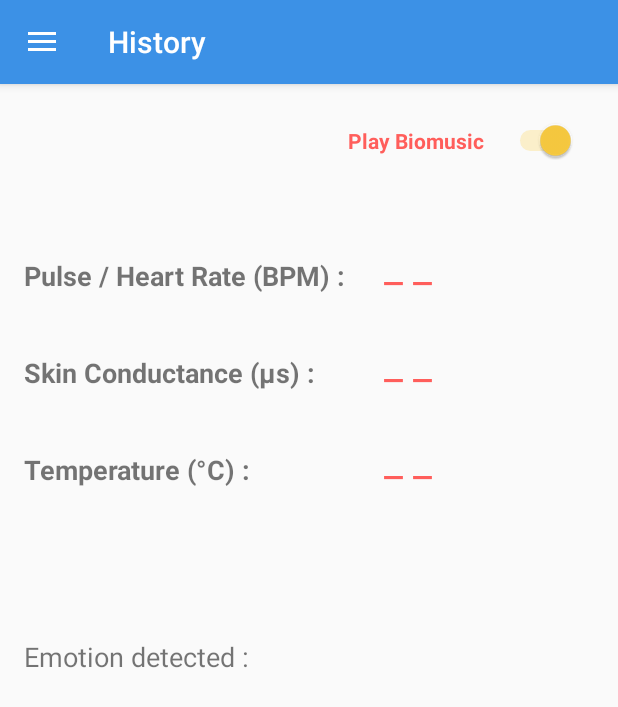
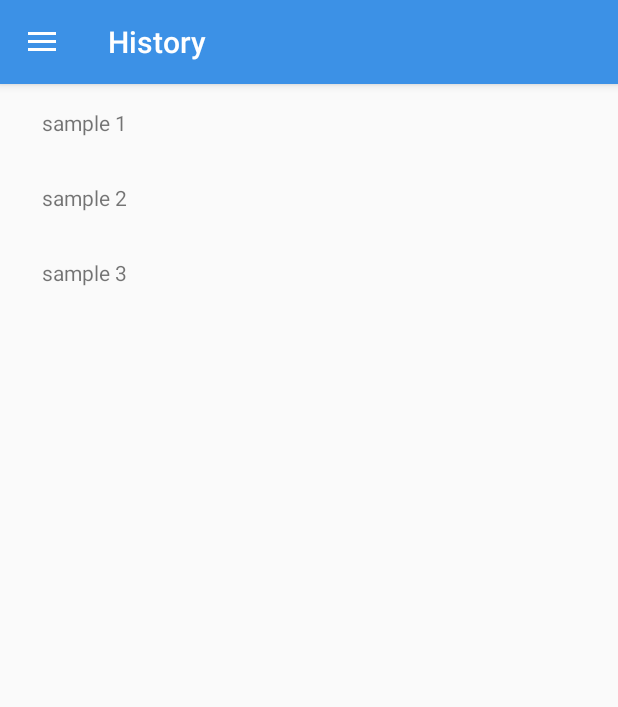
Before and after one commit to CecileRobertMichon/BioMusic, an Android app: the HistoryActivity screen opened directly, with no data from a screen before it, on a phone screen of 412 x 824 dp. Shown: the top 707 px of the screen. Run offline under Robolectric (Android 15) with nearby library versions, the phone set to English and light mode, and no system bars.

Commit message:
Fixed bug start/stop music and added history list adapter

```diff
--- a/app/build.gradle
+++ b/app/build.gradle
@@ -32,6 +32,7 @@ dependencies {
     compile 'com.android.support:appcompat-v7:24.2.1'
     compile 'com.android.support:design:24.2.1'
     compile 'com.android.support:support-v4:24.2.1'
+    compile 'com.android.support:recyclerview-v7:24.0.+'
     testCompile 'junit:junit:4.12'
 }
 
--- a/app/src/main/java/com/dp/cecile/biomusic/HistoryActivity.java
+++ b/app/src/main/java/com/dp/cecile/biomusic/HistoryActivity.java
@@ -7,7 +7,8 @@ import android.support.v4.view.GravityCompat;
 import android.support.v4.widget.DrawerLayout;
 import android.support.v7.app.ActionBarDrawerToggle;
 import android.support.v7.app.AppCompatActivity;
-import android.support.v7.widget.Toolbar;
+import android.support.v7.widget.LinearLayoutManager;
+import android.support.v7.widget.RecyclerView;
 import android.view.MenuItem;
 import android.view.View;
 import android.widget.AdapterView;
@@ -24,11 +25,30 @@ public class HistoryActivity extends AppCompatActivity {
     private CharSequence mTitle;
     private String[] mFragmentTitles;
 
+    private RecyclerView mRecyclerView;
+    private RecyclerView.Adapter mAdapter;
+    private RecyclerView.LayoutManager mLayoutManager;
+
     @Override
     protected void onCreate(Bundle savedInstanceState) {
 
         super.onCreate(savedInstanceState);
-        setContentView(R.layout.activity_main);
+        setContentView(R.layout.activity_history);
+        mRecyclerView = (RecyclerView) findViewById(R.id.recycler_view);
+
+        // use this setting to improve performance if you know that changes
+        // in content do not change the layout size of the RecyclerView
+        mRecyclerView.setHasFixedSize(true);
+
+        // use a linear layout manager
+        mLayoutManager = new LinearLayoutManager(this);
+        mRecyclerView.setLayoutManager(mLayoutManager);
+
+        // specify an adapter (see also next example)
+        //TODO replace by data
+        String[] myList = {"sample 1", "sample 2", "sample 3"};
+        mAdapter = new HistoryAdapter(myList);
+        mRecyclerView.setAdapter(mAdapter);
 
         mTitle = mDrawerTitle = getTitle();
         mFragmentTitles = new String[2];
--- /dev/null
+++ b/app/src/main/java/com/dp/cecile/biomusic/HistoryAdapter.java
@@ -0,0 +1,99 @@
+/*
+* Copyright (C) 2014 The Android Open Source Project
+*
+* Licensed under the Apache License, Version 2.0 (the "License");
+* you may not use this file except in compliance with the License.
+* You may obtain a copy of the License at
+*
+*      http://www.apache.org/licenses/LICENSE-2.0
+*
+* Unless required by applicable law or agreed to in writing, software
+* distributed under the License is distributed on an "AS IS" BASIS,
+* WITHOUT WARRANTIES OR CONDITIONS OF ANY KIND, either express or implied.
+* See the License for the specific language governing permissions and
+* limitations under the License.
+*/
+
+package com.dp.cecile.biomusic;
+
+import android.support.v7.widget.RecyclerView;
+import android.util.Log;
+import android.view.LayoutInflater;
+import android.view.View;
+import android.view.ViewGroup;
+import android.widget.TextView;
+
+import com.dp.cecile.biomusic.R;
+
+/**
+ * Provide views to RecyclerView with data from mDataSet.
+ */
+public class HistoryAdapter extends RecyclerView.Adapter<HistoryAdapter.ViewHolder> {
+    private static final String TAG = "HistoryAdapter";
+
+    private String[] mDataSet;
+
+    // BEGIN_INCLUDE(recyclerViewSampleViewHolder)
+    /**
+     * Provide a reference to the type of views that you are using (custom ViewHolder)
+     */
+    public static class ViewHolder extends RecyclerView.ViewHolder {
+        private final TextView textView;
+
+        public ViewHolder(View v) {
+            super(v);
+            // Define click listener for the ViewHolder's View.
+            v.setOnClickListener(new View.OnClickListener() {
+                @Override
+                public void onClick(View v) {
+                    Log.d(TAG, "Element " + getAdapterPosition() + " clicked.");
+                }
+            });
+            textView = (TextView) v.findViewById(R.id.history_item_date);
+        }
+
+        public TextView getTextView() {
+            return textView;
+        }
+    }
+    // END_INCLUDE(recyclerViewSampleViewHolder)
+
+    /**
+     * Initialize the dataset of the Adapter.
+     *
+     * @param dataSet String[] containing the data to populate views to be used by RecyclerView.
+     */
+    public HistoryAdapter(String[] dataSet) {
+        mDataSet = dataSet;
+    }
+
+    // BEGIN_INCLUDE(recyclerViewOnCreateViewHolder)
+    // Create new views (invoked by the layout manager)
+    @Override
+    public ViewHolder onCreateViewHolder(ViewGroup viewGroup, int viewType) {
+        // Create a new view.
+        View v = LayoutInflater.from(viewGroup.getContext())
+                .inflate(R.layout.history_item, viewGroup, false);
+
+        return new ViewHolder(v);
+    }
+    // END_INCLUDE(recyclerViewOnCreateViewHolder)
+
+    // BEGIN_INCLUDE(recyclerViewOnBindViewHolder)
+    // Replace the contents of a view (invoked by the layout manager)
+    @Override
+    public void onBindViewHolder(ViewHolder viewHolder, final int position) {
+        Log.d(TAG, "Element " + position + " set.");
+
+        // Get element from your dataset at this position and replace the contents of the view
+        // with that element
+        viewHolder.getTextView().setText(mDataSet[position]);
+    }
+    // END_INCLUDE(recyclerViewOnBindViewHolder)
+
+    // Return the size of your dataset (invoked by the layout manager)
+    @Override
+    public int getItemCount() {
+        return mDataSet.length;
+    }
+}
--- a/app/src/main/java/com/dp/cecile/biomusic/MainActivity.java
+++ b/app/src/main/java/com/dp/cecile/biomusic/MainActivity.java
@@ -275,8 +275,6 @@ public class MainActivity extends AppCompatActivity implements CompoundButton.On
             }
         } else if (id == R.id.save_signals) {
             mFileManager.showConnectToDrive();
-        } else if (id == R.id.reset_signals) {
-            mMusicMaker.resetSignals();
         }
 
         return super.onOptionsItemSelected(item);
@@ -288,6 +286,7 @@ public class MainActivity extends AppCompatActivity implements CompoundButton.On
             return;
         }
         clearTextView();
+        mMusicMaker.resetSignals();
         mManagerDevice.connectDevice(device);
     }
 
@@ -353,6 +352,8 @@ public class MainActivity extends AppCompatActivity implements CompoundButton.On
         }
     }
 
+    public void startMusic() {
+
         Thread mMusic = new Thread() {
             @Override
             public void run() {
@@ -369,16 +370,15 @@ public class MainActivity extends AppCompatActivity implements CompoundButton.On
             }
         };
 
-    public void startMusic() {
-
         if(musicOn) {
+            mMusicMaker.resume();
             mMusic.start();
         }
     }
 
     public void stopMusic() {
-        mMusic.interrupt(); //does this do anything?
         mMusicMaker.shutDown();
         clearTextView();
+        this.mData = new float[Data.ARRAY_SIZE];
     }
 }
--- a/app/src/main/java/com/dp/cecile/biomusic/MusicMaker.java
+++ b/app/src/main/java/com/dp/cecile/biomusic/MusicMaker.java
@@ -171,7 +171,10 @@ public class MusicMaker {
     public void shutDown() {
         keepPlaying = false;
         midiGenerator.stopAllNotes();
-        //removeNoteOffEvents(Integer.MAX_VALUE, false, 0, 0);
+    }
+
+    public void resume() {
+        keepPlaying = true;
     }
 
 
--- /dev/null
+++ b/app/src/main/res/layout/activity_history.xml
@@ -0,0 +1,28 @@
+<?xml version="1.0" encoding="utf-8"?>
+<android.support.v4.widget.DrawerLayout
+    xmlns:android="http://schemas.android.com/apk/res/android"
+    android:id="@+id/drawer_layout"
+    android:layout_width="match_parent"
+    android:layout_height="match_parent"
+    android:fitsSystemWindows="true">
+
+    <!-- As the main content view, the view below consumes the entire
+         space available using match_parent in both dimensions. -->
+    <FrameLayout
+        android:id="@+id/content_frame"
+        android:layout_width="match_parent"
+        android:layout_height="match_parent" />
+
+    <include layout="@layout/content_history"
+        android:id="@+id/include" />
+
+    <ListView
+        android:id="@+id/left_drawer"
+        android:layout_width="240dp"
+        android:layout_height="match_parent"
+        android:layout_gravity="start"
+        android:choiceMode="singleChoice"
+        android:divider="@android:color/transparent"
+        android:dividerHeight="0dp"
+        android:background="#fff"/>
+</android.support.v4.widget.DrawerLayout>
--- /dev/null
+++ b/app/src/main/res/layout/content_history.xml
@@ -0,0 +1,24 @@
+<?xml version="1.0" encoding="utf-8"?>
+<RelativeLayout xmlns:android="http://schemas.android.com/apk/res/android"
+    xmlns:app="http://schemas.android.com/apk/res-auto"
+    xmlns:tools="http://schemas.android.com/tools"
+    android:id="@+id/content_main"
+    android:layout_width="match_parent"
+    android:layout_height="match_parent"
+    android:paddingBottom="@dimen/activity_vertical_margin"
+    android:paddingLeft="@dimen/activity_horizontal_margin"
+    android:paddingRight="@dimen/activity_horizontal_margin"
+    android:paddingTop="@dimen/activity_vertical_margin"
+    app:layout_behavior="@string/appbar_scrolling_view_behavior"
+    tools:context="com.dp.cecile.biomusic.MainActivity"
+    tools:showIn="@layout/activity_history">
+
+
+    <android.support.v7.widget.RecyclerView
+        android:id="@+id/recycler_view"
+        android:scrollbars="vertical"
+        android:layout_width="match_parent"
+        android:layout_height="match_parent"/>
+
+
+</RelativeLayout>
--- a/app/src/main/res/layout/content_main.xml
+++ b/app/src/main/res/layout/content_main.xml
@@ -193,6 +193,7 @@
     <TextView
         android:id="@+id/emotion_title"
         style="@style/title"
+        android:visibility="invisible"
         android:layout_below="@id/temperature_label"
         android:layout_marginTop="100dp"
         android:text="Emotion detected :" />
--- /dev/null
+++ b/app/src/main/res/layout/history_item.xml
@@ -0,0 +1,28 @@
+<?xml version="1.0" encoding="utf-8"?>
+<!--
+ Copyright 2014 The Android Open Source Project
+ Licensed under the Apache License, Version 2.0 (the "License");
+ you may not use this file except in compliance with the License.
+ You may obtain a copy of the License at
+     http://www.apache.org/licenses/LICENSE-2.0
+ Unless required by applicable law or agreed to in writing, software
+ distributed under the License is distributed on an "AS IS" BASIS,
+ WITHOUT WARRANTIES OR CONDITIONS OF ANY KIND, either express or implied.
+ See the License for the specific language governing permissions and
+ limitations under the License.
+-->
+
+<FrameLayout xmlns:android="http://schemas.android.com/apk/res/android"
+    android:layout_width="match_parent"
+    android:layout_height="50dp"
+    android:layout_marginLeft="12dp"
+    android:layout_marginRight="12dp"
+    android:gravity="center_vertical">
+
+    <TextView
+        android:id="@+id/history_item_date"
+        android:layout_width="wrap_content"
+        android:layout_height="wrap_content"
+        android:text="default"/>
+
+</FrameLayout>
--- a/app/src/main/res/menu/menu_main.xml
+++ b/app/src/main/res/menu/menu_main.xml
@@ -16,10 +16,5 @@
         android:title="@string/save_signals"
         android:orderInCategory="101"
         android:id="@+id/save_signals"
-        android:showAsAction="never" />
-    <item
-        android:title="@string/reset_signals"
-        android:orderInCategory="102"
-        android:id="@+id/reset_signals"
-        android:showAsAction="never" />
+        app:showAsAction="never" />
 </menu>
```
Lines whose indentation alone changed are shown as unchanged.
